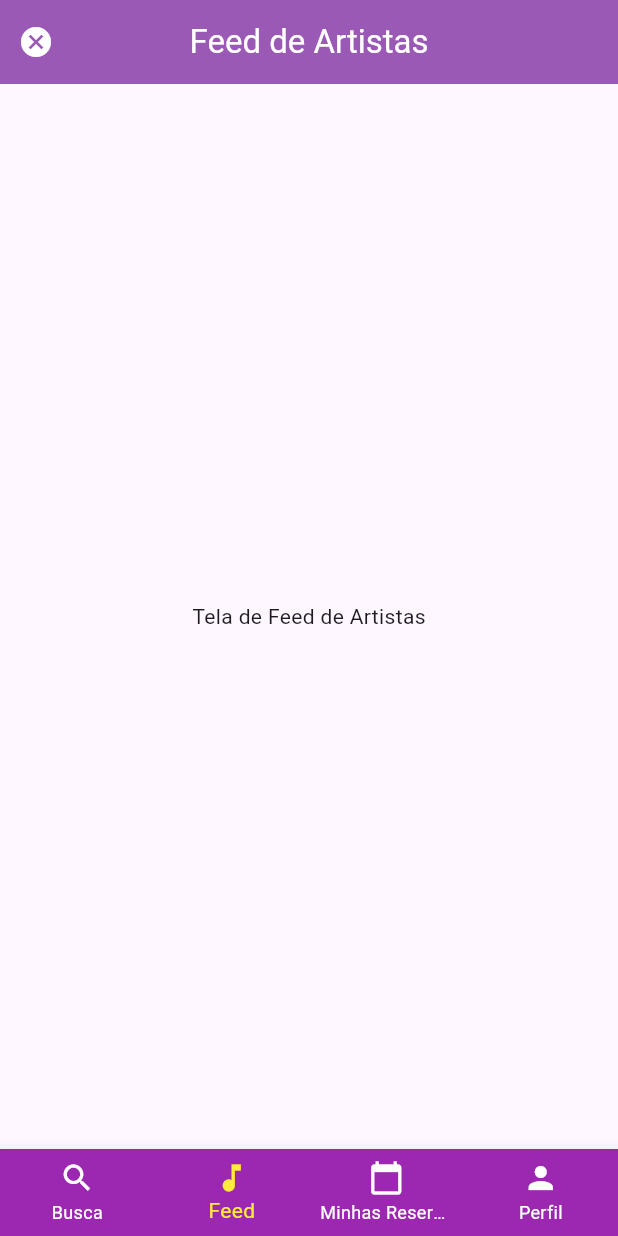
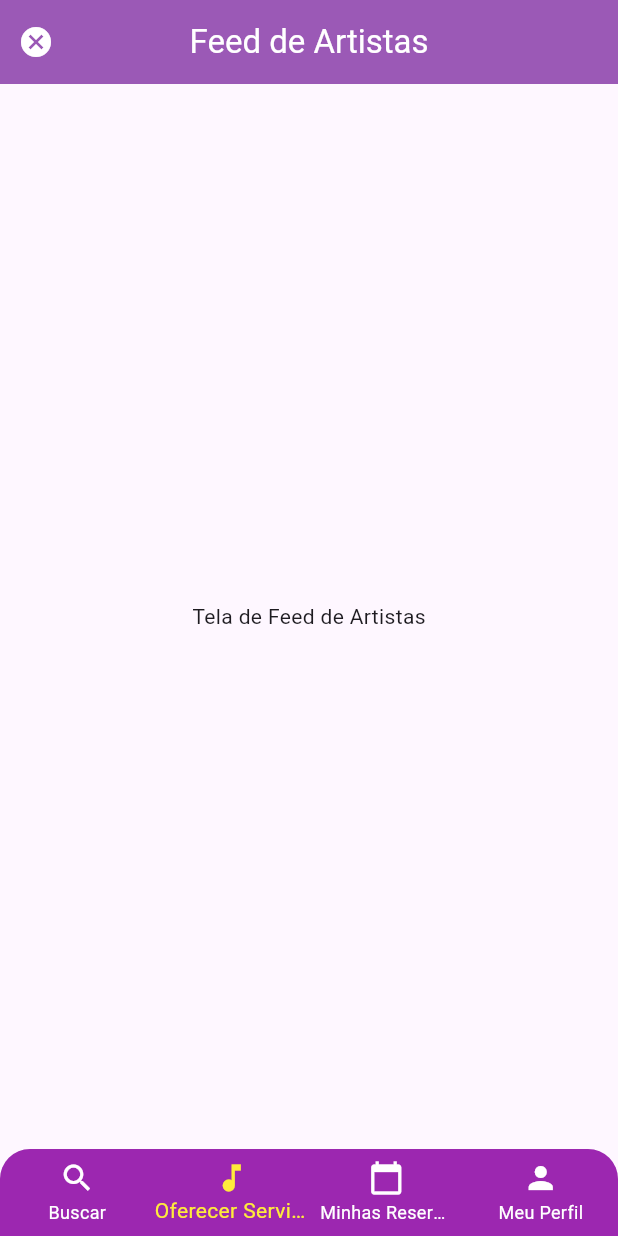
Before and after one commit to antoniosereno95/marcasom, a Flutter app: the FeedArtistas screen opened by its route, on a phone screen of 412 x 824 dp. Run offline on Flutter 3.47's test engine with Material 3 defaults, Android fonts, the phone set to English and light mode, and no system bars; our stand-ins replace flutter_svg, page_transition.

Commit message:
Refatorando bordas e transição de telas

```diff
--- a/lib/widgets/barraNavegacao.dart
+++ b/lib/widgets/barraNavegacao.dart
@@ -1,32 +1,53 @@
 import 'package:flutter/material.dart';
+import 'package:marcasom/screens/buscaInicial.dart';
+import 'package:marcasom/screens/offerService.dart';
+import 'package:marcasom/screens/minhasReservas.dart';
+import 'package:marcasom/screens/perfilScreen.dart';
+import 'package:page_transition/page_transition.dart';
 
 class BarraDeNavegacao extends StatelessWidget {
   final int selectedIndex;
 
-  BarraDeNavegacao({required this.selectedIndex});
+  const BarraDeNavegacao({required this.selectedIndex});
 
   void _onItemTapped(BuildContext context, int index) {
+    Widget page;
     switch (index) {
       case 0:
-        Navigator.pushReplacementNamed(context, '/home');
+        page = const BuscaInicial();
         break;
       case 1:
-        Navigator.pushReplacementNamed(context, '/feed');
+        page = const OfferService();
         break;
       case 2:
-        Navigator.pushReplacementNamed(context, '/minhasreservas');
+        page = MinhasReservasScreen();
         break;
       case 3:
-        Navigator.pushReplacementNamed(context, '/perfil');
+        page = const PerfilScreen();
         break;
+      default:
+        return;
     }
+
+    Navigator.pushReplacement(
+      context,
+      PageTransition(
+        type: PageTransitionType.fade,
+        child: page,
+      ),
+    );
   }
 
   @override
   Widget build(BuildContext context) {
-    return BottomNavigationBar(
+    return ClipRRect(
+      borderRadius: const BorderRadius.only(
+        topLeft: Radius.circular(20),
+        topRight: Radius.circular(20),
+      ),
+      child: BottomNavigationBar(
         type: BottomNavigationBarType.fixed,
-      backgroundColor: Color(0xFF9C27B0),
+        backgroundColor: const Color(0xFF9C27B0),
         selectedItemColor: Colors.yellow,
         unselectedItemColor: Colors.white,
         currentIndex: selectedIndex,
@@ -34,11 +55,11 @@ class BarraDeNavegacao extends StatelessWidget {
         items: const <BottomNavigationBarItem>[
           BottomNavigationBarItem(
             icon: Icon(Icons.search),
-          label: 'Busca',
+            label: 'Buscar',
           ),
           BottomNavigationBarItem(
             icon: Icon(Icons.music_note),
-          label: 'Feed',
+            label: 'Oferecer Serviço',
           ),
           BottomNavigationBarItem(
             icon: Icon(Icons.calendar_today),
@@ -46,9 +67,10 @@ class BarraDeNavegacao extends StatelessWidget {
           ),
           BottomNavigationBarItem(
             icon: Icon(Icons.person),
-          label: 'Perfil',
+            label: 'Meu Perfil',
           ),
         ],
+      ),
     );
   }
 }
```
Lines whose indentation alone changed are shown as unchanged.
